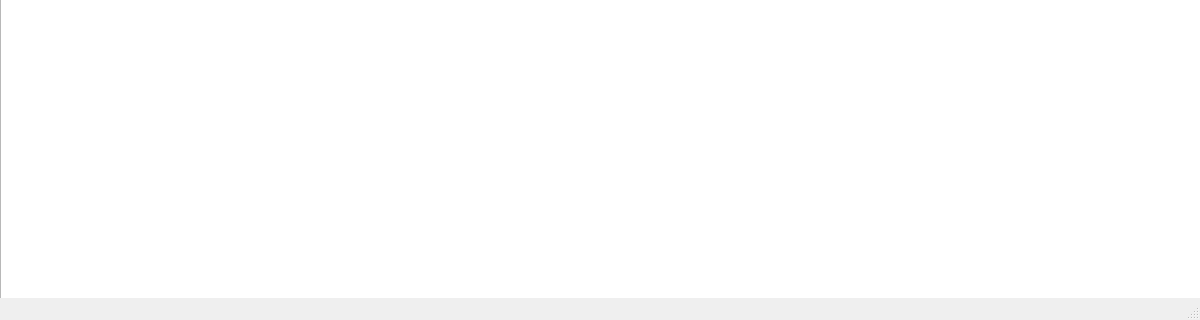
Before: the Qt Designer form mainwindow.ui in HMKRL/Qt_lion_2, drawn with Qt 5; both pictures show x 0 to 1200 and y 580 to 900 of the 1200 by 900 pixel window.
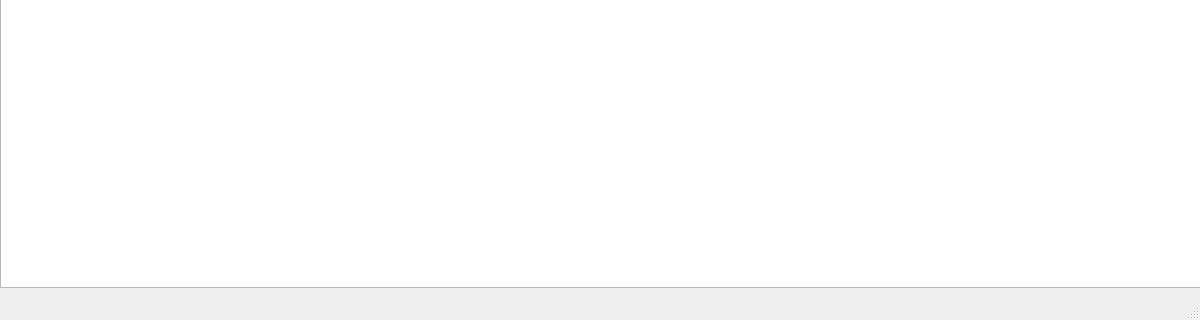
After: the same form once the commit is applied.

What changed in the file:
```diff
--- a/mainwindow.ui
+++ b/mainwindow.ui
@@ -23,7 +23,7 @@
       <x>0</x>
       <y>0</y>
       <width>1201</width>
-      <height>871</height>
+      <height>851</height>
      </rect>
     </property>
     <property name="focusPolicy">
```
Left out of the diff: 2 changed lines with no effect on the pictures.
